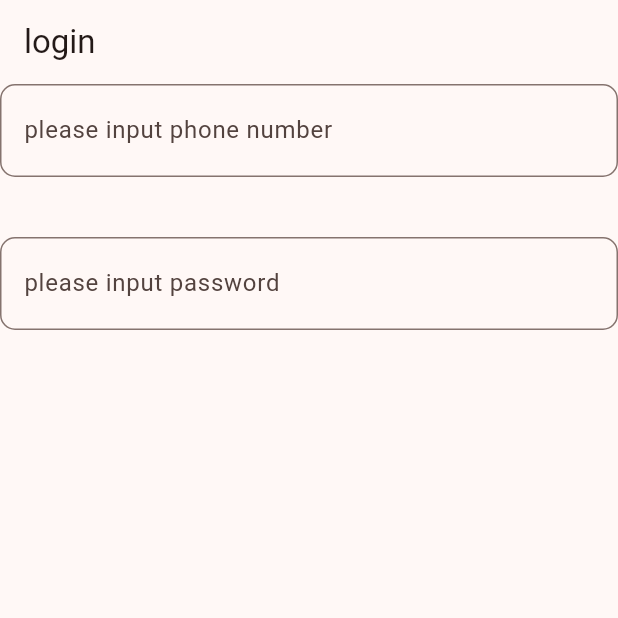
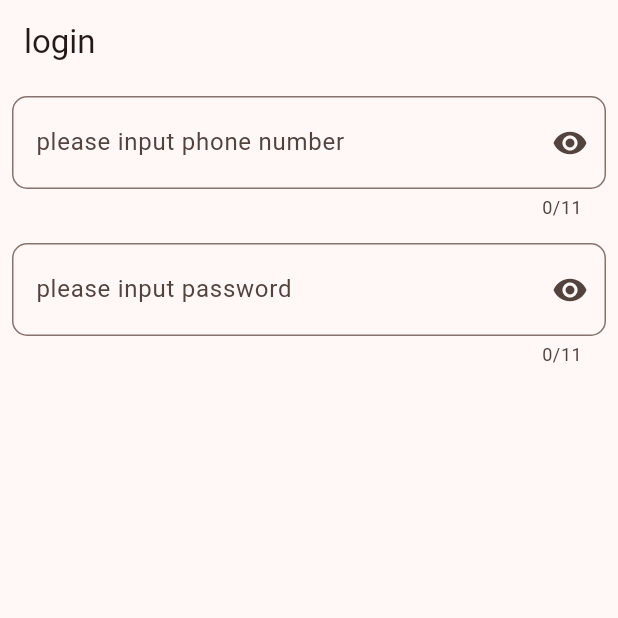
Before and after one commit to TaoOfNature/shop, a Flutter app: the screen it shows after launch, on a phone screen of 412 x 824 dp, the top half of it. Run offline on Flutter 3.47's test engine with Material 3 defaults, Android fonts, the phone set to English and light mode, and no system bars; generated files the repository leaves out were written again.

Commit message:
Refactor InputWidget layout and add visibility toggle for password fieldodify

```diff
--- a/lib/pages/login.dart
+++ b/lib/pages/login.dart
@@ -12,7 +12,7 @@ class LoginWidget extends StatelessWidget {
       body: Column(
         children: [
           InputWidget(labelText: AppLocalizations.of(context)!.labelTextPhone),
-          SizedBox(height: 20.0),
+          // SizedBox(height: 20.0),
           InputWidget(
             labelText: AppLocalizations.of(context)!.labelTextPassword,
           ),
--- a/lib/pages/widgets.dart
+++ b/lib/pages/widgets.dart
@@ -8,24 +8,40 @@ class InputWidget extends StatelessWidget {
   final String helperText;
   final double borderRaius;
 
-  const InputWidget(
-      {super.key, required this.labelText, this.helperText = "", this.borderRaius = 10.0});
+  const InputWidget({
+    super.key,
+    required this.labelText,
+    this.helperText = "",
+    this.borderRaius = 10.0,
+  });
 
   @override
   Widget build(BuildContext context) {
-    return Column(
-      children: [
-        TextField(
-          style: styleInput,
-          keyboardType: TextInputType.phone,
-          decoration: InputDecoration(
+    return Padding(
+      padding: const EdgeInsets.all(8.0),
+      child: Column(
+        children: [
+          TextField(
+            obscureText: true,
+            style: styleInput,
+            keyboardType: TextInputType.visiblePassword,
+            maxLength: 11,
+            decoration: InputDecoration(
               labelText: labelText,
               helperText: helperText,
               border: OutlineInputBorder(
-                  borderRadius:
-                      BorderRadius.all(Radius.circular(borderRaius)))),
-        )
-      ],
+                borderRadius: BorderRadius.all(Radius.circular(borderRaius)),
+              ),
+              suffixIcon: IconButton(
+                onPressed: () {
+                  print("hah");
+                },
+                icon: const Icon(Icons.visibility),
+              ),
+            ),
+          ),
+        ],
+      ),
     );
   }
 }
@@ -33,5 +49,8 @@ class InputWidget extends StatelessWidget {
 @Preview()
 Widget editText() {
   return InputWidget(
-      labelText: "input text", helperText: "helper text", borderRaius: 10.0);
+    labelText: "input text",
+    helperText: "helper text",
+    borderRaius: 10.0,
+  );
 }
```
